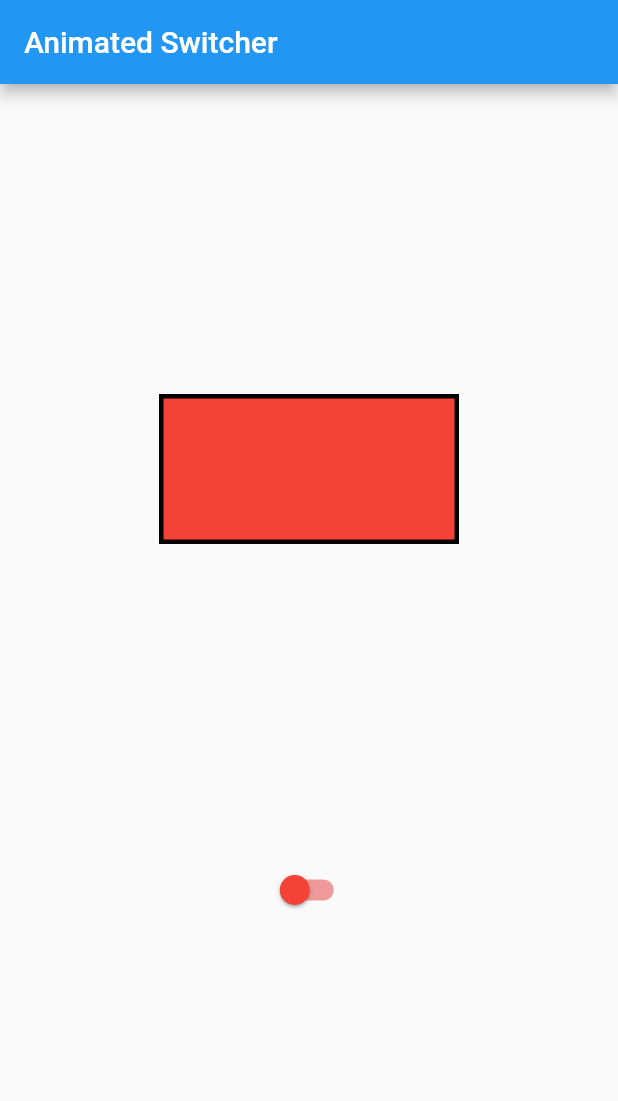
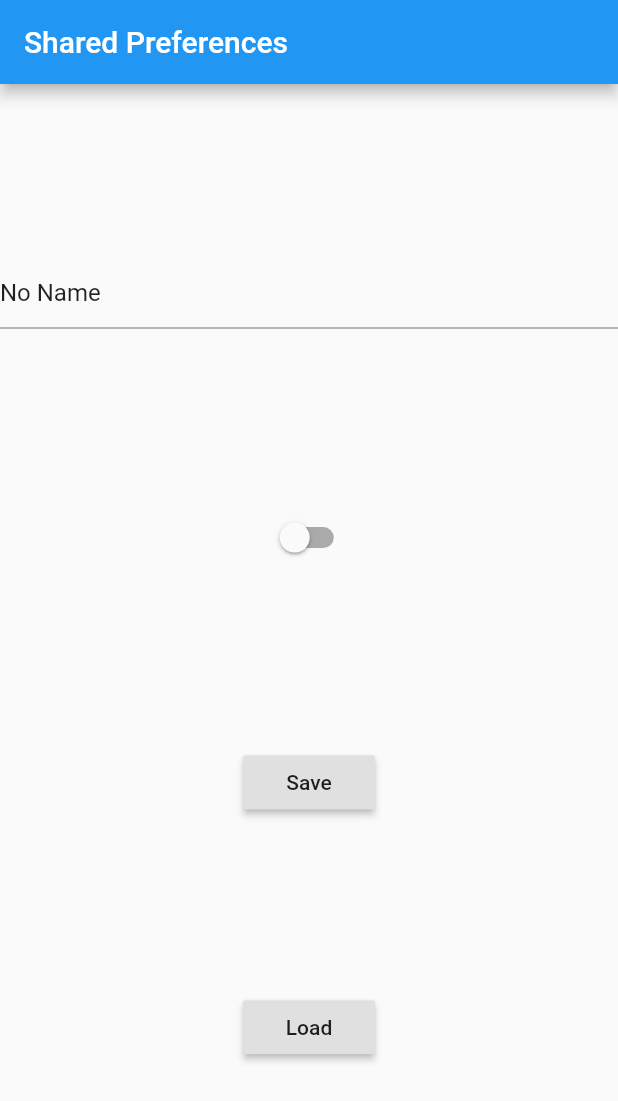
Before and after one commit to rendiwithi/flutter_example, a Flutter app: the screen it shows after launch, on a phone screen of 412 x 824 dp. Shown: the top 1101 px of the screen. Run offline on Flutter 3.47's test engine with Material 2 defaults, Android fonts, the phone set to English and light mode, and no system bars; our stand-ins replace audioplayers, qr_flutter, shared_preferences; missing offline and left inert: qrscan.

Commit message:
Menambahkan Shared Preferences untuk save data lokal

```diff
--- a/lib/main.dart
+++ b/lib/main.dart
@@ -5,6 +5,7 @@ import 'package:flutter_example/module/getData.dart';
 import 'package:flutter_example/module/postMethodMod.dart';
 import 'package:flutter_example/module/qrGenerator.dart';
 import 'package:flutter_example/module/richTextMod.dart';
+import 'package:flutter_example/module/sharedPreferencesMod.dart';
 
 void main() => runApp(MyApp());
 
@@ -21,7 +22,7 @@ class MyApp extends StatelessWidget {
     //   ]);
     return MaterialApp(
       debugShowCheckedModeBanner: false,
-      home: AnimatedSwitcherMod(),
+      home: SharedPreferencesMod(),
       // home: Scaffold(
       //   appBar: PreferredSize(
       //     preferredSize: Size.fromHeight(300),
--- /dev/null
+++ b/lib/module/sharedPreferencesMod.dart
@@ -0,0 +1,69 @@
+import 'package:flutter/material.dart';
+import 'package:shared_preferences/shared_preferences.dart';
+
+class SharedPreferencesMod extends StatefulWidget {
+  @override
+  _SharedPreferencesModState createState() => _SharedPreferencesModState();
+}
+
+class _SharedPreferencesModState extends State<SharedPreferencesMod> {
+  TextEditingController controller = TextEditingController(text: "No Name");
+  bool isOn = false;
+  void saveData() async {
+    SharedPreferences pref = await SharedPreferences.getInstance();
+    pref.setString("nama", controller.text);
+    pref.setBool("ison", isOn);
+  }
+
+  Future<String> getNama() async {
+    SharedPreferences pref = await SharedPreferences.getInstance();
+    return pref.getString("nama") ?? "No Name";
+  }
+
+  Future<bool> getOn() async {
+    SharedPreferences pref = await SharedPreferences.getInstance();
+    return pref.getBool("ison") ?? false;
+  }
+
+  @override
+  Widget build(BuildContext context) {
+    return Scaffold(
+      appBar: AppBar(
+        title: Text("Shared Preferences"),
+      ),
+      body: Center(
+        child: Column(
+          mainAxisAlignment: MainAxisAlignment.spaceEvenly,
+          children: [
+            TextField(
+              controller: controller,
+            ),
+            Switch(
+                value: isOn,
+                onChanged: (newValue) {
+                  isOn = newValue;
+                  setState(() {});
+                }),
+            RaisedButton(
+                child: Text("Save"),
+                onPressed: () {
+                  saveData();
+                }),
+            RaisedButton(
+                child: Text("Load"),
+                onPressed: () {
+                  getNama().then((name) {
+                    controller.text = name;
+                    setState(() {});
+                    getOn().then((b) {
+                      isOn = b;
+                      setState(() {});
+                    });
+                  });
+                }),
+          ],
+        ),
+      ),
+    );
+  }
+}
--- a/pubspec.yaml
+++ b/pubspec.yaml
@@ -32,6 +32,7 @@ dependencies:
   http: ^0.12.0+2
   qr_flutter: ^2.1.0+55
   audioplayers: ^0.13.0
+  shared_preferences: ^0.5.3+4
 
 
 dev_dependencies:
```
Also changed, not shown: pubspec.lock.
